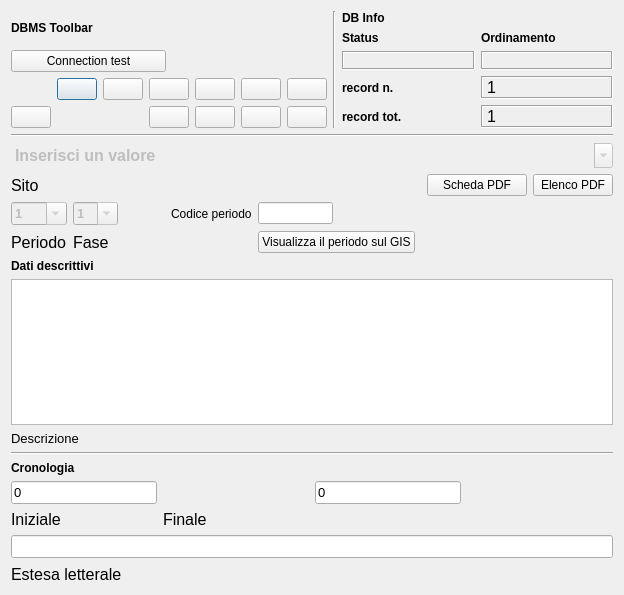
Old version of the form gui/ui/Periodizzazione.ui in the repository pyarchinit/pyarchinit.
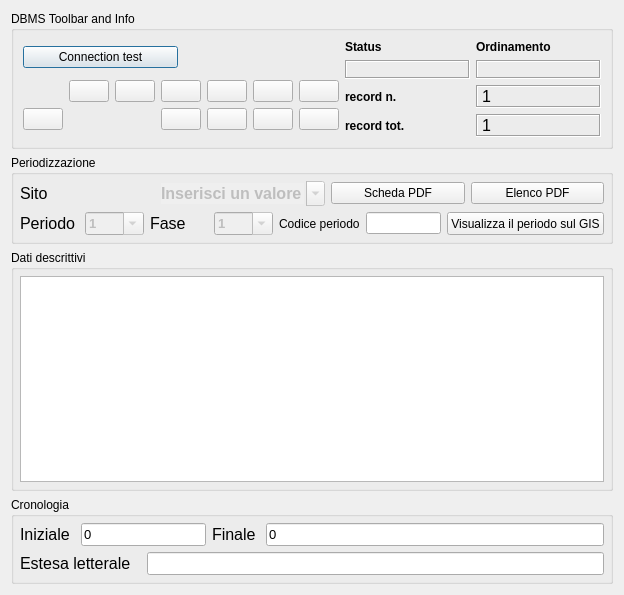
New version of the form. Icons and pictures are not drawn. Custom widgets are drawn as their Qt base class.

Commit message: fix thesaurus on site tab

Patch:
```diff
--- a/gui/ui/Periodizzazione.ui
+++ b/gui/ui/Periodizzazione.ui
@@ -23,25 +23,23 @@
    <iconset resource="../../resources/resources.qrc">
     <normaloff>:/icons/iconSite.png</normaloff>:/icons/iconSite.png</iconset>
   </property>
+  <layout class="QGridLayout" name="gridLayout_10">
+   <item row="0" column="0">
+    <widget class="QGroupBox" name="groupBox_4">
+     <property name="title">
+      <string>DBMS Toolbar and Info</string>
+     </property>
   <layout class="QGridLayout" name="gridLayout_9">
    <item row="0" column="0">
-    <layout class="QHBoxLayout" name="horizontalLayout">
-     <item>
       <layout class="QGridLayout" name="gridLayout_2">
        <item row="0" column="0">
-        <widget class="QLabel" name="label_29">
-         <property name="font">
-          <font>
-           <weight>75</weight>
-           <bold>true</bold>
-          </font>
-         </property>
+         <widget class="QPushButton" name="pushButton_connect">
          <property name="text">
-          <string>DBMS Toolbar</string>
+           <string>Connection test</string>
          </property>
         </widget>
        </item>
-       <item row="2" column="0" colspan="2">
+        <item row="1" column="0" colspan="2">
         <layout class="QGridLayout" name="gridLayout">
          <item row="0" column="5">
           <widget class="QPushButton" name="pushButton_first_rec">
@@ -240,41 +238,11 @@
          </item>
         </layout>
        </item>
-       <item row="1" column="0">
-        <widget class="QPushButton" name="pushButton_connect">
-         <property name="text">
-          <string>Connection test</string>
-         </property>
-        </widget>
-       </item>
-      </layout>
-     </item>
-     <item>
-      <widget class="Line" name="line_6">
-       <property name="orientation">
-        <enum>Qt::Vertical</enum>
-       </property>
-      </widget>
-     </item>
-     <item>
+       </layout>
+      </item>
+      <item row="0" column="1">
       <layout class="QGridLayout" name="gridLayout_5">
        <item row="0" column="0">
-        <widget class="QLabel" name="label_42">
-         <property name="font">
-          <font>
-           <weight>75</weight>
-           <bold>true</bold>
-          </font>
-         </property>
-         <property name="autoFillBackground">
-          <bool>true</bool>
-         </property>
-         <property name="text">
-          <string>DB Info</string>
-         </property>
-        </widget>
-       </item>
-       <item row="1" column="0">
         <layout class="QGridLayout" name="gridLayout_4">
          <item row="0" column="1">
           <widget class="QLabel" name="label_43">
@@ -388,7 +356,7 @@
          </item>
         </layout>
        </item>
-       <item row="2" column="0">
+        <item row="1" column="0">
         <layout class="QGridLayout" name="gridLayout_3">
          <item row="0" column="0">
           <widget class="QLabel" name="label_27">
@@ -485,23 +453,41 @@
       </layout>
      </item>
     </layout>
-   </item>
-   <item row="1" column="0">
-    <widget class="Line" name="line_8">
-     <property name="font">
-      <font>
-       <weight>75</weight>
-       <bold>true</bold>
-      </font>
-     </property>
-     <property name="orientation">
-      <enum>Qt::Horizontal</enum>
-     </property>
     </widget>
    </item>
-   <item row="2" column="0">
+   <item row="1" column="0">
+    <widget class="QgsCollapsibleGroupBox" name="groupBox">
+     <property name="title">
+      <string>Periodizzazione</string>
+     </property>
     <layout class="QGridLayout" name="gridLayout_7">
-     <item row="0" column="0" rowspan="3" colspan="8">
+      <property name="leftMargin">
+       <number>6</number>
+      </property>
+      <property name="topMargin">
+       <number>6</number>
+      </property>
+      <property name="rightMargin">
+       <number>6</number>
+      </property>
+      <property name="bottomMargin">
+       <number>6</number>
+      </property>
+      <item row="0" column="0">
+       <layout class="QHBoxLayout" name="horizontalLayout_2">
+        <item>
+         <widget class="QLabel" name="label">
+          <property name="font">
+           <font>
+            <pointsize>12</pointsize>
+           </font>
+          </property>
+          <property name="text">
+           <string>Sito</string>
+          </property>
+         </widget>
+        </item>
+        <item>
       <widget class="QComboBox" name="comboBox_sito">
        <property name="enabled">
         <bool>false</bool>
@@ -538,19 +524,41 @@
        </item>
       </widget>
      </item>
-     <item row="3" column="0">
-      <widget class="QLabel" name="label">
+        <item>
+         <widget class="QPushButton" name="pushButton_pdf_scheda_exp">
+          <property name="text">
+           <string>Scheda PDF</string>
+          </property>
+          <property name="icon">
+           <iconset>
+            <normaloff>:/icons/pdf-icon.jpg</normaloff>:/icons/pdf-icon.jpg</iconset>
+          </property>
+         </widget>
+        </item>
+        <item>
+         <widget class="QPushButton" name="pushButton_pdf_lista_exp">
+          <property name="text">
+           <string>Elenco PDF</string>
+          </property>
+         </widget>
+        </item>
+       </layout>
+      </item>
+      <item row="1" column="0">
+       <layout class="QHBoxLayout" name="horizontalLayout_3">
+        <item>
+         <widget class="QLabel" name="label_7">
        <property name="font">
         <font>
          <pointsize>12</pointsize>
         </font>
        </property>
        <property name="text">
-        <string>Sito</string>
+           <string>Periodo</string>
        </property>
       </widget>
      </item>
-     <item row="6" column="0">
+        <item>
       <widget class="QComboBox" name="comboBox_periodo">
        <property name="enabled">
         <bool>false</bool>
@@ -641,7 +649,19 @@
        </item>
       </widget>
      </item>
-     <item row="6" column="1">
+        <item>
+         <widget class="QLabel" name="label_8">
+          <property name="font">
+           <font>
+            <pointsize>12</pointsize>
+           </font>
+          </property>
+          <property name="text">
+           <string>Fase</string>
+          </property>
+         </widget>
+        </item>
+        <item>
       <widget class="QComboBox" name="comboBox_fase">
        <property name="enabled">
         <bool>false</bool>
@@ -733,31 +753,14 @@
        </item>
       </widget>
      </item>
-     <item row="7" column="1">
-      <widget class="QLabel" name="label_8">
-       <property name="font">
-        <font>
-         <pointsize>12</pointsize>
-        </font>
-       </property>
+        <item>
+         <widget class="QLabel" name="label_2">
        <property name="text">
-        <string>Fase</string>
+           <string>Codice periodo</string>
        </property>
       </widget>
      </item>
-     <item row="7" column="0">
-      <widget class="QLabel" name="label_7">
-       <property name="font">
-        <font>
-         <pointsize>12</pointsize>
-        </font>
-       </property>
-       <property name="text">
-        <string>Periodo</string>
-       </property>
-      </widget>
-     </item>
-     <item row="6" column="4">
+        <item>
       <widget class="QLineEdit" name="lineEdit_codice_periodo">
        <property name="maximumSize">
         <size>
@@ -767,134 +770,76 @@
        </property>
       </widget>
      </item>
-     <item row="6" column="3">
-      <widget class="QLabel" name="label_2">
-       <property name="text">
-        <string>Codice periodo</string>
-       </property>
-      </widget>
-     </item>
-     <item row="6" column="7">
-      <spacer name="horizontalSpacer_6">
-       <property name="orientation">
-        <enum>Qt::Horizontal</enum>
-       </property>
-       <property name="sizeHint" stdset="0">
-        <size>
-         <width>40</width>
-         <height>20</height>
-        </size>
-       </property>
-      </spacer>
-     </item>
-     <item row="6" column="6">
-      <spacer name="horizontalSpacer_7">
-       <property name="orientation">
-        <enum>Qt::Horizontal</enum>
-       </property>
-       <property name="sizeHint" stdset="0">
-        <size>
-         <width>100</width>
-         <height>20</height>
-        </size>
-       </property>
-      </spacer>
-     </item>
-     <item row="6" column="2">
-      <spacer name="horizontalSpacer_9">
-       <property name="orientation">
-        <enum>Qt::Horizontal</enum>
-       </property>
-       <property name="sizeHint" stdset="0">
-        <size>
-         <width>40</width>
-         <height>20</height>
-        </size>
-       </property>
-      </spacer>
-     </item>
-     <item row="7" column="4">
+        <item>
       <widget class="QPushButton" name="pushButton_show_periodo">
+          <property name="sizePolicy">
+           <sizepolicy hsizetype="Preferred" vsizetype="Preferred">
+            <horstretch>0</horstretch>
+            <verstretch>0</verstretch>
+           </sizepolicy>
+          </property>
        <property name="text">
         <string>Visualizza il periodo sul GIS</string>
        </property>
-      </widget>
-     </item>
-     <item row="3" column="7">
-      <widget class="QPushButton" name="pushButton_pdf_lista_exp">
-       <property name="text">
-        <string>Elenco PDF</string>
-       </property>
-      </widget>
-     </item>
-     <item row="3" column="6">
-      <widget class="QPushButton" name="pushButton_pdf_scheda_exp">
-       <property name="text">
-        <string>Scheda PDF</string>
-       </property>
-       <property name="icon">
-        <iconset>
-         <normaloff>:/icons/pdf-icon.jpg</normaloff>:/icons/pdf-icon.jpg</iconset>
-       </property>
+          <property name="autoDefault">
+           <bool>true</bool>
+          </property>
+         </widget>
+        </item>
+       </layout>
+      </item>
+     </layout>
+    </widget>
+   </item>
+   <item row="2" column="0">
+    <widget class="QgsCollapsibleGroupBox" name="groupBox_3">
+     <property name="title">
+      <string>Dati descrittivi</string>
+     </property>
+     <layout class="QGridLayout" name="gridLayout_8">
+      <property name="leftMargin">
+       <number>6</number>
+      </property>
+      <property name="topMargin">
+       <number>6</number>
+      </property>
+      <property name="rightMargin">
+       <number>6</number>
+      </property>
+      <property name="bottomMargin">
+       <number>6</number>
+      </property>
+      <item row="0" column="0">
+       <widget class="QTextEdit" name="textEdit_descrizione_per">
+        <property name="font">
+         <font>
+          <pointsize>10</pointsize>
+         </font>
+        </property>
       </widget>
      </item>
     </layout>
+    </widget>
    </item>
    <item row="3" column="0">
-    <layout class="QVBoxLayout" name="verticalLayout_2">
-     <item>
+    <widget class="QgsCollapsibleGroupBox" name="groupBox_2">
+     <property name="title">
+      <string>Cronologia</string>
+     </property>
       <layout class="QGridLayout" name="gridLayout_6">
-       <item row="3" column="0" colspan="2">
-        <widget class="QLabel" name="label_6">
-         <property name="font">
-          <font>
-           <pointsize>10</pointsize>
-          </font>
-         </property>
-         <property name="text">
-          <string>Descrizione </string>
-         </property>
-        </widget>
-       </item>
-       <item row="4" column="0" rowspan="2" colspan="4">
-        <widget class="Line" name="line_10">
-         <property name="font">
-          <font>
-           <weight>75</weight>
-           <bold>true</bold>
-          </font>
-         </property>
-         <property name="orientation">
-          <enum>Qt::Horizontal</enum>
-         </property>
-        </widget>
-       </item>
-       <item row="9" column="0">
-        <widget class="QLabel" name="label_38">
-         <property name="font">
-          <font>
-           <weight>75</weight>
-           <bold>true</bold>
-          </font>
-         </property>
-         <property name="text">
-          <string>Cronologia </string>
-         </property>
-        </widget>
-       </item>
-       <item row="10" column="0">
-        <widget class="QLineEdit" name="lineEdit_cron_iniz">
-         <property name="font">
-          <font>
-           <pointsize>10</pointsize>
-          </font>
-         </property>
-         <property name="text">
-          <string>0</string>
-         </property>
-        </widget>
-       </item>
-       <item row="11" column="0">
+      <property name="leftMargin">
+       <number>6</number>
+      </property>
+      <property name="topMargin">
+       <number>6</number>
+      </property>
+      <property name="rightMargin">
+       <number>6</number>
+      </property>
+      <property name="bottomMargin">
+       <number>6</number>
+      </property>
+      <item row="0" column="0">
         <widget class="QLabel" name="label_37">
          <property name="font">
           <font>
@@ -906,7 +851,25 @@
          </property>
         </widget>
        </item>
-       <item row="11" column="1">
+      <item row="0" column="1" colspan="2">
+       <widget class="QLineEdit" name="lineEdit_cron_iniz">
+        <property name="sizePolicy">
+         <sizepolicy hsizetype="Expanding" vsizetype="Preferred">
+          <horstretch>0</horstretch>
+          <verstretch>0</verstretch>
+         </sizepolicy>
+        </property>
+        <property name="font">
+         <font>
+          <pointsize>10</pointsize>
+         </font>
+        </property>
+        <property name="text">
+         <string>0</string>
+        </property>
+       </widget>
+      </item>
+      <item row="0" column="3">
         <widget class="QLabel" name="label_14">
          <property name="font">
           <font>
@@ -918,17 +881,14 @@
          </property>
         </widget>
        </item>
-       <item row="2" column="0" colspan="4">
-        <widget class="QTextEdit" name="textEdit_descrizione_per">
-         <property name="font">
-          <font>
-           <pointsize>10</pointsize>
-          </font>
-         </property>
-        </widget>
-       </item>
-       <item row="10" column="2">
+      <item row="0" column="4">
         <widget class="QLineEdit" name="lineEdit_cron_fin">
+        <property name="sizePolicy">
+         <sizepolicy hsizetype="Expanding" vsizetype="Preferred">
+          <horstretch>0</horstretch>
+          <verstretch>0</verstretch>
+         </sizepolicy>
+        </property>
          <property name="font">
           <font>
            <pointsize>10</pointsize>
@@ -939,62 +899,7 @@
          </property>
         </widget>
        </item>
-       <item row="10" column="1">
-        <spacer name="horizontalSpacer_3">
-         <property name="orientation">
-          <enum>Qt::Horizontal</enum>
-         </property>
-         <property name="sizeHint" stdset="0">
-          <size>
-           <width>38</width>
-           <height>19</height>
-          </size>
-         </property>
-        </spacer>
-       </item>
-       <item row="10" column="3">
-        <spacer name="horizontalSpacer_4">
-         <property name="orientation">
-          <enum>Qt::Horizontal</enum>
-         </property>
-         <property name="sizeHint" stdset="0">
-          <size>
-           <width>40</width>
-           <height>20</height>
-          </size>
-         </property>
-        </spacer>
-       </item>
-       <item row="1" column="0">
-        <widget class="QLabel" name="label_13">
-         <property name="font">
-          <font>
-           <weight>75</weight>
-           <bold>true</bold>
-          </font>
-         </property>
-         <property name="text">
-          <string>Dati descrittivi</string>
-         </property>
-        </widget>
-       </item>
-      </layout>
-     </item>
-     <item>
-      <layout class="QGridLayout" name="gridLayout_8">
-       <item row="0" column="0" colspan="2">
-        <widget class="QLineEdit" name="lineEdit_per_estesa">
-         <property name="font">
-          <font>
-           <pointsize>10</pointsize>
-          </font>
-         </property>
-         <property name="text">
-          <string/>
-         </property>
-        </widget>
-       </item>
-       <item row="1" column="0">
+      <item row="1" column="0" colspan="2">
         <widget class="QLabel" name="label_25">
          <property name="font">
           <font>
@@ -1006,25 +911,37 @@
          </property>
         </widget>
        </item>
-       <item row="1" column="1">
-        <spacer name="horizontalSpacer_5">
-         <property name="orientation">
-          <enum>Qt::Horizontal</enum>
-         </property>
-         <property name="sizeHint" stdset="0">
-          <size>
-           <width>418</width>
-           <height>20</height>
-          </size>
-         </property>
-        </spacer>
-       </item>
-      </layout>
-     </item>
-    </layout>
-   </item>
-  </layout>
+      <item row="1" column="2" colspan="3">
+       <widget class="QLineEdit" name="lineEdit_per_estesa">
+        <property name="sizePolicy">
+         <sizepolicy hsizetype="Expanding" vsizetype="Preferred">
+          <horstretch>0</horstretch>
+          <verstretch>0</verstretch>
+         </sizepolicy>
+        </property>
+        <property name="font">
+         <font>
+          <pointsize>10</pointsize>
+         </font>
+        </property>
+        <property name="text">
+         <string/>
+        </property>
+       </widget>
+      </item>
+     </layout>
+    </widget>
+   </item>
+  </layout>
  </widget>
+ <customwidgets>
+  <customwidget>
+   <class>QgsCollapsibleGroupBox</class>
+   <extends>QGroupBox</extends>
+   <header>qgis.gui</header>
+   <container>1</container>
+  </customwidget>
+ </customwidgets>
  <resources>
   <include location="../../resources/resources.qrc"/>
  </resources>
```
Left out of the diff: 26 changed lines with no effect on the pictures. Lines whose indentation alone changed are shown as unchanged. The commit also changes 2 other files.
